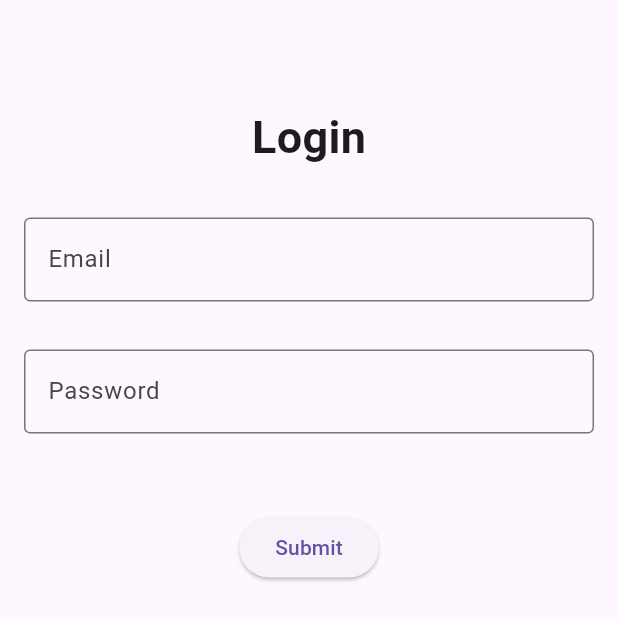
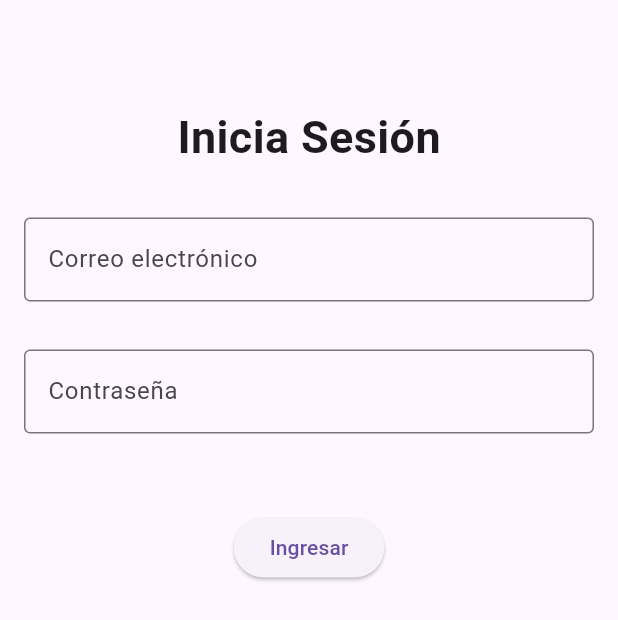
Before and after one commit to jossy2307/AppMecanicaProject, a Flutter app: the screen it shows after launch, on a phone screen of 412 x 824 dp. Shown: the top 620 px of the screen. Run offline on Flutter 3.47's test engine with Material 3 defaults, Android fonts, the phone set to English and light mode, and no system bars; our stand-ins replace flutter_dotenv, flutter_secure_storage; generated files the repository leaves out were written again.

Commit message:
translate text

```diff
--- a/lib/src/login/login_screen.dart
+++ b/lib/src/login/login_screen.dart
@@ -84,7 +84,7 @@ class LoginTestSnState extends State<LoginScreen> {
                     children: [
                       const SizedBox(height: 70),
                       const Text(
-                        "Login",
+                        "Inicia Sesión",
                         style: TextStyle(
                             fontSize: 30, fontWeight: FontWeight.bold),
                       ),
@@ -103,7 +103,7 @@ class LoginTestSnState extends State<LoginScreen> {
                                   controller: emailController,
                                   decoration: const InputDecoration(
                                       border: OutlineInputBorder(),
-                                      labelText: "Email"),
+                                      labelText: "Correo electrónico"),
                                 ),
                               ),
                               Padding(
@@ -114,7 +114,7 @@ class LoginTestSnState extends State<LoginScreen> {
                                   obscureText: true,
                                   decoration: const InputDecoration(
                                       border: OutlineInputBorder(),
-                                      labelText: "Password"),
+                                      labelText: "Contraseña"),
                                 ),
                               ),
                               const SizedBox(height: 20),
@@ -135,7 +135,7 @@ class LoginTestSnState extends State<LoginScreen> {
                                         );
                                       }
                                     },
-                                    child: const Text('Submit'),
+                                    child: const Text('Ingresar'),
                                   ),
                                 ),
                               ),
```
